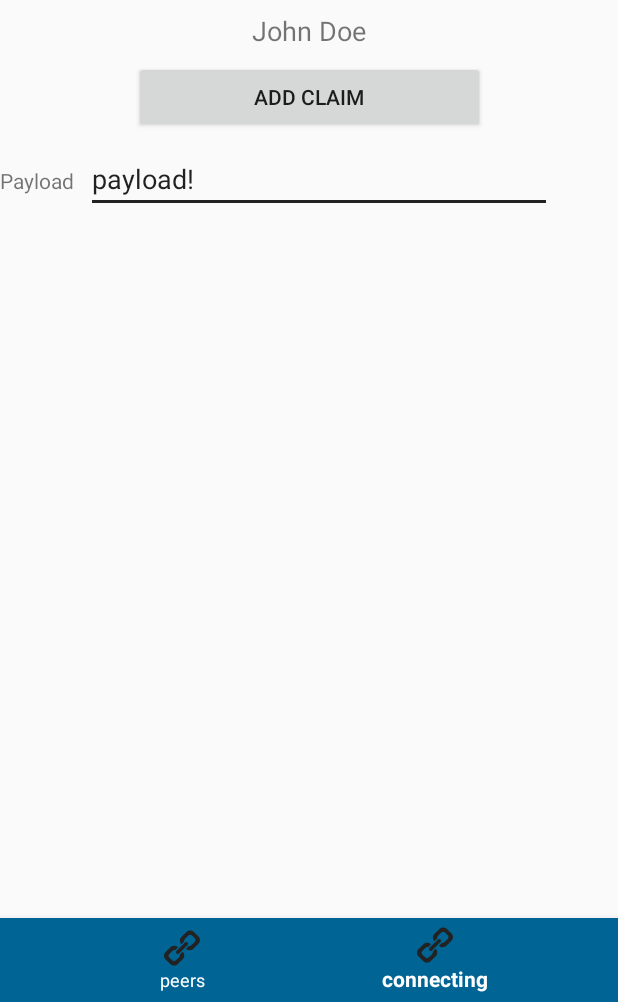
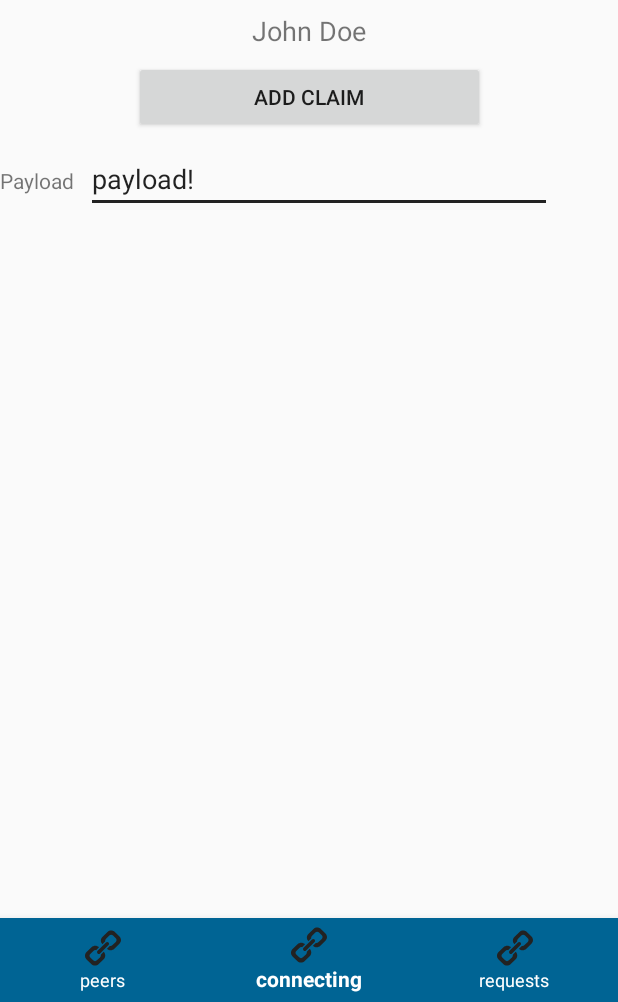
Before and after one commit to GijsWeterings/IdentityChain, an Android app: the screen it shows after launch (MainActivity), item 2 of the bottom bar chosen, on a phone screen of 412 x 824 dp, the part 234-1236 px from its top. Run offline under Robolectric (Android 15) with nearby library versions, the phone set to English and light mode, and no system bars; our stand-ins replace RxJava; libraries missing offline, so code that uses them is left out: io.grpc, io.realm, org.spongycastle.jce; 13 statements that could not run were skipped.

Commit message:
Finish but ugly card view for attestation requests
Add titles to the view pagers

```diff
--- a/app/src/main/AndroidManifest.xml
+++ b/app/src/main/AndroidManifest.xml
@@ -37,10 +37,6 @@
             android:name="nl.tudelft.cs4160.identitychain.main.MainActivity"
             android:windowSoftInputMode="stateUnchanged">
         </activity>
-        <activity
-            android:name="nl.tudelft.cs4160.identitychain.KeyActivity"
-            android:label="@string/title_activity_key"
-            android:theme="@style/AppTheme.NoActionBar" />
         <activity android:name="nl.tudelft.cs4160.identitychain.chainExplorer.ChainExplorerActivity" />
         <activity
             android:name="nl.tudelft.cs4160.identitychain.modals.BiometricActivity"
--- a/app/src/main/java/nl/tudelft/cs4160/identitychain/main/MainActivity.kt
+++ b/app/src/main/java/nl/tudelft/cs4160/identitychain/main/MainActivity.kt
@@ -4,6 +4,7 @@ package nl.tudelft.cs4160.identitychain.main
 import android.os.Bundle
 import android.support.v4.app.Fragment
 import android.support.v4.app.FragmentPagerAdapter
+import android.support.v4.view.ViewPager
 import android.support.v7.app.AppCompatActivity
 import kotlinx.android.synthetic.main.activity_main.*
 import nl.tudelft.cs4160.identitychain.R
@@ -24,6 +25,8 @@ class MainActivity : AppCompatActivity() {
             override fun getCount(): Int = fragments.size
         }
 
+        viewPager.addOnPageChangeListener(TitleListener(viewPager, this::setTitle))
+
         bottomNavigationBar.setOnNavigationItemSelectedListener {
             when (it.itemId) {
                 R.id.peers -> viewPager.setCurrentItem(0, true)
@@ -37,3 +40,21 @@ class MainActivity : AppCompatActivity() {
 
 
 }
+
+class TitleListener(val viewPager: ViewPager, val setTitle: (String) -> Unit) : ViewPager.OnPageChangeListener {
+    override fun onPageScrollStateChanged(state: Int) {
+
+    }
+
+    override fun onPageScrolled(position: Int, positionOffset: Float, positionOffsetPixels: Int) {
+
+    }
+
+    override fun onPageSelected(position: Int) {
+        val title = when (viewPager.currentItem) {
+            2 -> "Attestation Requests"
+            else -> "IdentityChain"
+        }
+        setTitle(title)
+    }
+}
--- a/app/src/main/res/menu/bottom_navigation_main.xml
+++ b/app/src/main/res/menu/bottom_navigation_main.xml
@@ -14,4 +14,11 @@
         android:icon="@drawable/logo"
         android:title="connecting"
         app:showAsAction="ifRoom" />
+    <item
+        android:id="@+id/attestationRequest"
+        android:enabled="true"
+        android:icon="@drawable/logo"
+        android:title="requests"
+        app:showAsAction="ifRoom" />
+
 </menu>
```
Also changed, not shown: app/src/main/java/nl/tudelft/cs4160/identitychain/attestation/AttestationFragment.kt (+38 -10 lines).
